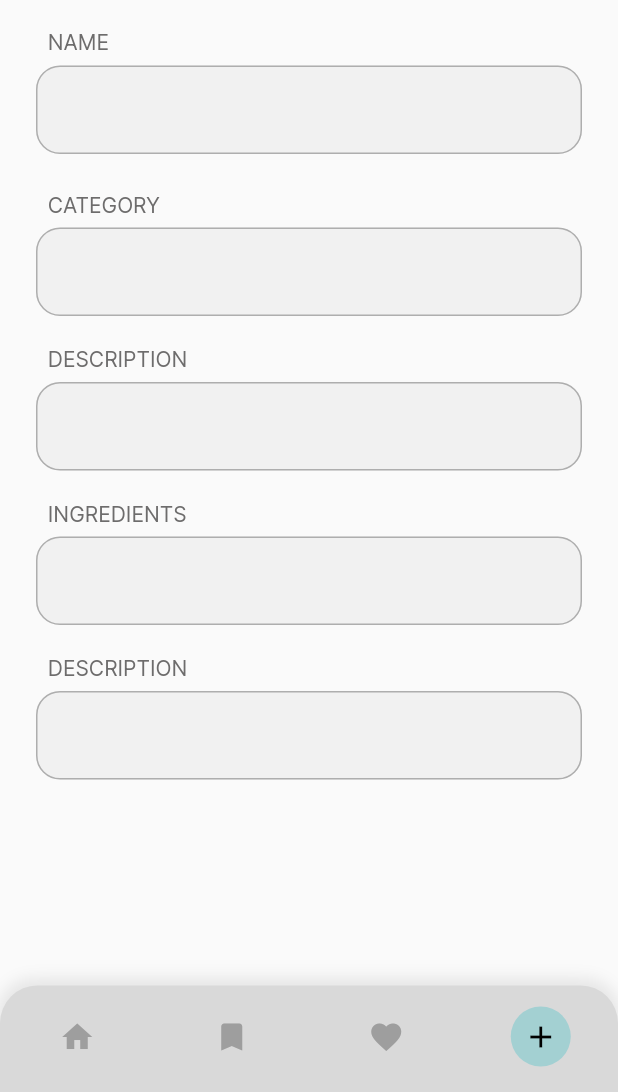
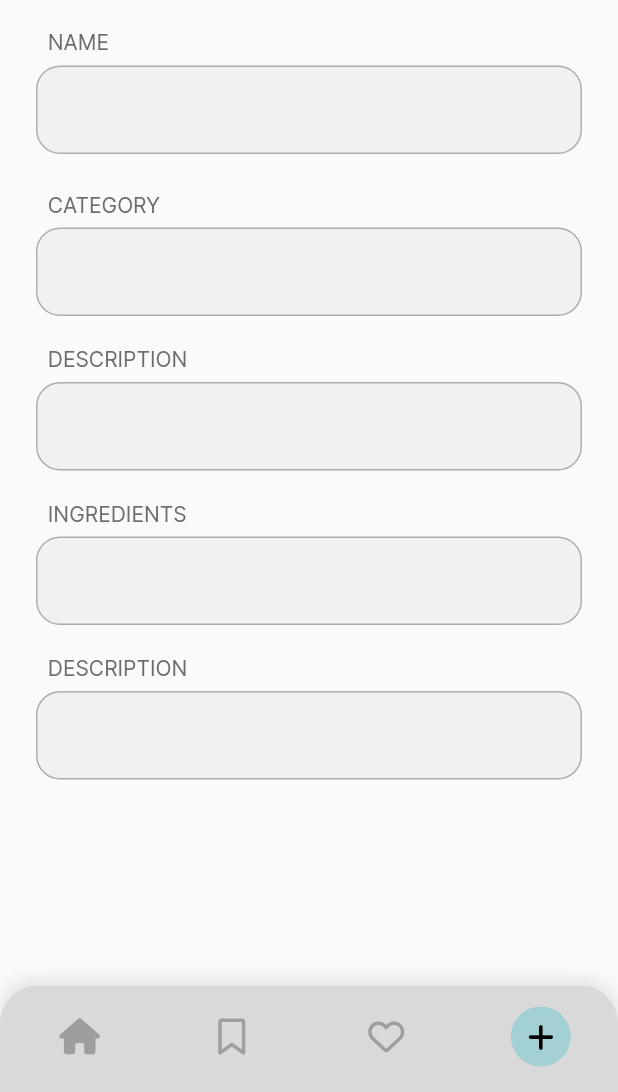
Before and after one commit to mostafaramadanhamed/rcipe_app, a Flutter app: the screen it shows after launch, item 4 of the bottom bar chosen, on a phone screen of 412 x 824 dp, the part 144-1236 px from its top. Run offline on Flutter 3.47's test engine with Material 2 defaults, Android fonts, the phone set to English and light mode, and no system bars; our stand-ins replace font_awesome_flutter; network calls fail.

Commit message:
add icons

```diff
--- a/lib/core/constant/app_color.dart
+++ b/lib/core/constant/app_color.dart
@@ -9,4 +9,5 @@ class AppColor{
   static const kBottomNavBarItemColor=Color(0xff00B4BF);
   static const kCategoryColor=Color(0xffF6F6F6);
   static const kTextInNewColor=Color(0xff6D6C6C);
+  static const kIconColor=Color(0xff868686);
 }
--- a/lib/presentation/screens/main_screen.dart
+++ b/lib/presentation/screens/main_screen.dart
@@ -1,4 +1,5 @@
 import 'package:flutter/material.dart';
+import 'package:font_awesome_flutter/font_awesome_flutter.dart';
 import 'package:rcipe_app/core/constant/app_color.dart';
 import 'package:rcipe_app/presentation/screens/new_recipe_screen.dart';
 
@@ -7,7 +8,7 @@ import 'favorite_screen.dart';
 import 'home_screen.dart';
 
 class MainScreen extends StatefulWidget {
-  static const routeName='/main-screen';
+  static const routeName = '/main-screen';
   const MainScreen({Key? key}) : super(key: key);
 
   @override
@@ -15,8 +16,8 @@ class MainScreen extends StatefulWidget {
 }
 
 class _MainScreenState extends State<MainScreen> {
-  int   _currentIndex=0 ;
-  final List<Widget>pages=[
+  int _currentIndex = 0;
+  final List<Widget> pages = [
     const HomeScreen(),
     BookmarkScreen(),
     FavoriteScreen(),
@@ -29,7 +30,7 @@ class _MainScreenState extends State<MainScreen> {
         decoration: BoxDecoration(
           color: AppColor.kBottomNavBarColor,
           borderRadius: const BorderRadius.only(
-        topLeft: const Radius.circular(25.0),
+            topLeft: Radius.circular(25.0),
             topRight: Radius.circular(25.0),
           ),
           boxShadow: [
@@ -43,7 +44,7 @@ class _MainScreenState extends State<MainScreen> {
         ),
         child: BottomNavigationBar(
           elevation: 0,
-         backgroundColor:Colors.transparent,
+          backgroundColor: Colors.transparent,
           showSelectedLabels: false,
           showUnselectedLabels: false,
           type: BottomNavigationBarType.fixed,
@@ -57,35 +58,55 @@ class _MainScreenState extends State<MainScreen> {
           },
           items: [
             BottomNavigationBarItem(
-              icon: const Icon(Icons.home),
+                icon: const Icon(FontAwesomeIcons.house),
                 label: 'Home',
                 activeIcon: CircleAvatar(
-
-                  backgroundColor: AppColor.kBottomNavBarItemColor.withOpacity(.25),child:const Icon(Icons.home,color: Colors.black,), )
+                  backgroundColor:
+                      AppColor.kBottomNavBarItemColor.withOpacity(.25),
+                  child: const Icon(
+                   FontAwesomeIcons.house,
+                    size: 20,
+                    color: Colors.black,
+                  ),
+                )),
+            BottomNavigationBarItem(
+              icon: const Icon(FontAwesomeIcons.bookmark),
+              label: 'Bookmark',
+              activeIcon: CircleAvatar(
+                backgroundColor:
+                    AppColor.kBottomNavBarItemColor.withOpacity(.25),
+                child: const Icon(
+                  FontAwesomeIcons.solidBookmark,
+                  size: 20,
+                  color: Colors.black,
+                ),
+              ),
             ),
             BottomNavigationBarItem(
-              icon: const Icon(Icons.bookmark),
-              label: 'Bookmark',
+              icon: const Icon(FontAwesomeIcons.heart),
+              label: 'Favorite',
               activeIcon: CircleAvatar(
-
-                  backgroundColor: AppColor.kBottomNavBarItemColor.withOpacity(.25),
-                  child:const Icon(Icons.bookmark,color: Colors.black,), ),
+                backgroundColor:
+                    AppColor.kBottomNavBarItemColor.withOpacity(.25),
+                child: const Icon(
+                  FontAwesomeIcons.solidHeart,
+                  size: 20,
+                  color: Colors.black,
+                ),
+              ),
             ),
             BottomNavigationBarItem(
-              icon: const Icon(Icons.favorite),
-              label: 'Favorite',
-              activeIcon: CircleAvatar(
-
-                backgroundColor: AppColor.kBottomNavBarItemColor.withOpacity(.25),
-                child:const Icon(Icons.favorite,color: Colors.black,), ),
-            ),
-            BottomNavigationBarItem(
-              icon: const Icon(Icons.add),
+              icon: const Icon(FontAwesomeIcons.plus),
               label: 'Add',
               activeIcon: CircleAvatar(
-
-                backgroundColor: AppColor.kBottomNavBarItemColor.withOpacity(.25),
-                child:const Icon(Icons.add,color: Colors.black,), ),
+                backgroundColor:
+                    AppColor.kBottomNavBarItemColor.withOpacity(.25),
+                child: const Icon(
+                  FontAwesomeIcons.plus,
+                  size: 20,
+                  color: Colors.black,
+                ),
+              ),
             ),
           ],
         ),
--- a/pubspec.yaml
+++ b/pubspec.yaml
@@ -34,6 +34,7 @@ dependencies:
   # The following adds the Cupertino Icons font to your application.
   # Use with the CupertinoIcons class for iOS style icons.
   cupertino_icons: ^1.0.2
+  font_awesome_flutter: ^10.4.0
 
 dev_dependencies:
   flutter_test:
```
Also changed, not shown: lib/presentation/widgets/home/grid_tile.dart (+39 -13 lines), pubspec.lock. Lines whose indentation alone changed are shown as unchanged.
